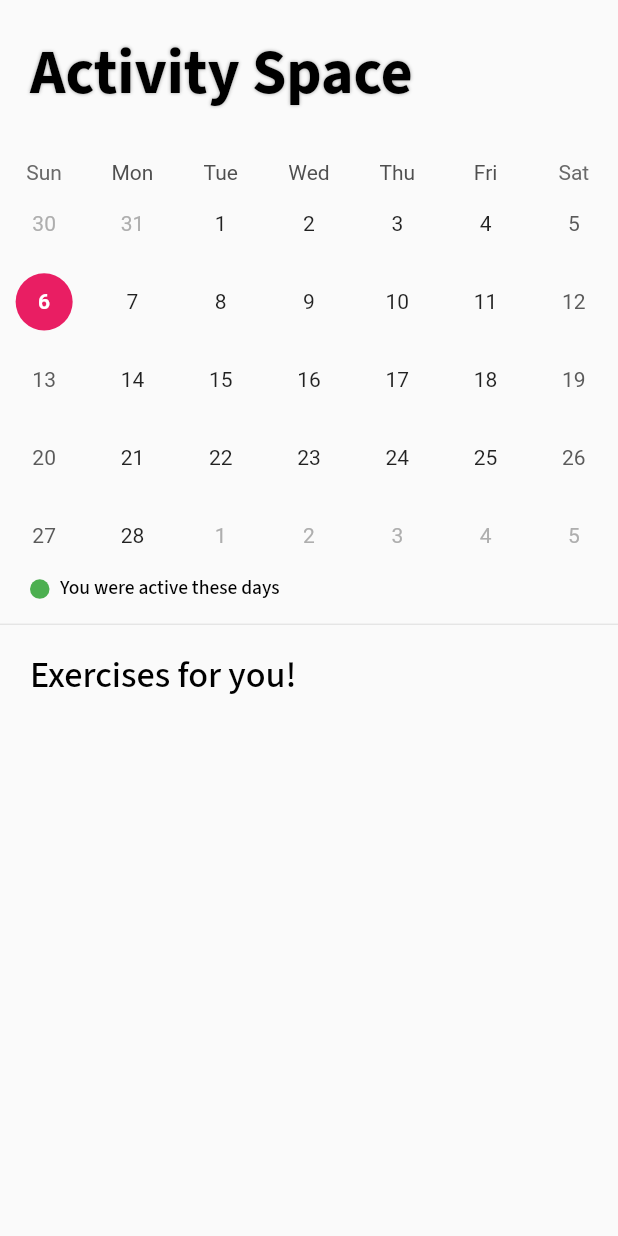
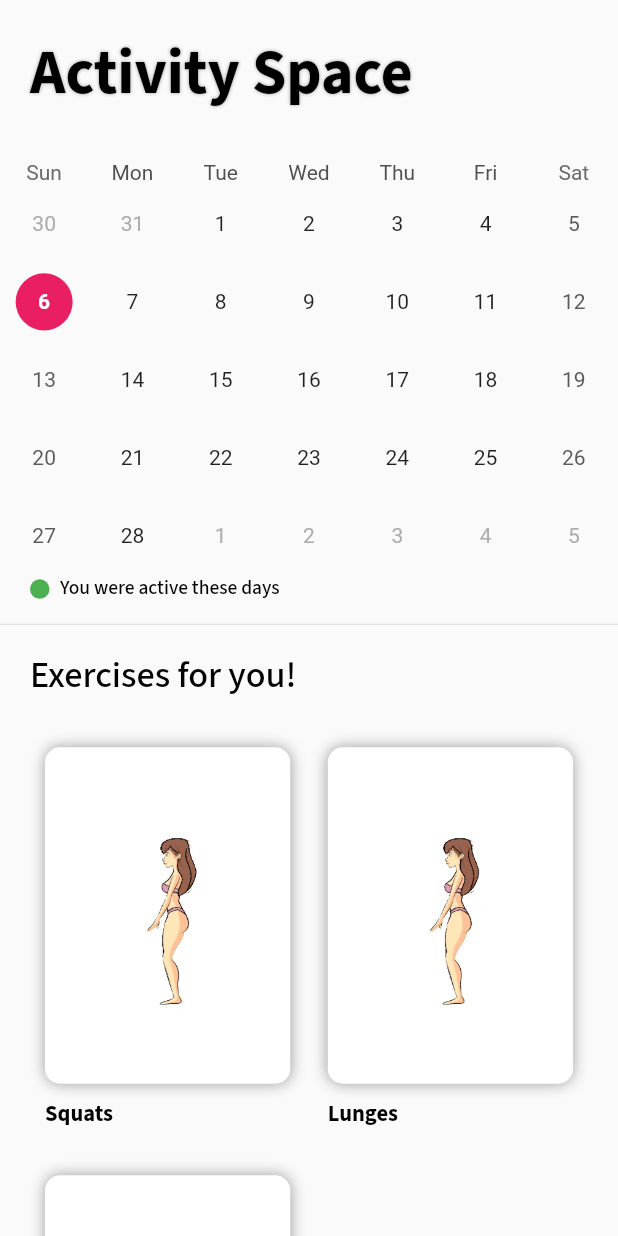
Before and after one commit to Harmanjit14/hackviolet-app, a Flutter app: the Exercise widget shown alone on an empty page, opened directly with empty values, on a phone screen of 412 x 824 dp. Run offline on Flutter 3.47's test engine with Material 2 defaults, Android fonts, the phone set to English and light mode, and no system bars; drawn by our look-alikes of table_calendar; our stand-ins replace cloud_firestore, dot_navigation_bar, firebase_auth, firebase_core, get, google_fonts and 1 more; missing offline and left inert: dialog_flowtter, newsapi, teachable; accounts and stored records are empty.

```diff
--- a/lib/dashboard/exercise/exercise.dart
+++ b/lib/dashboard/exercise/exercise.dart
@@ -1,5 +1,9 @@
 import 'package:baby2body/constants/text.dart';
+import 'package:baby2body/dashboard/exercise/all_exercises/squats.dart';
+import 'package:cloud_firestore/cloud_firestore.dart';
+import 'package:firebase_auth/firebase_auth.dart';
 import 'package:flutter/material.dart';
+import 'package:get/get.dart';
 import 'package:table_calendar/table_calendar.dart';
 
 class Exercise extends StatelessWidget {
@@ -9,7 +13,7 @@ class Exercise extends StatelessWidget {
   Widget build(BuildContext context) {
     Size size = MediaQuery.of(context).size;
     return ListView(
-      shrinkWrap: true,
+      shrinkWrap: false,
       children: [
         Padding(
           padding: const EdgeInsets.all(20),
@@ -36,6 +40,7 @@ class Exercise extends StatelessWidget {
             style: mediumtextsyle(size: size.width / 17),
           ),
         ),
+        ExerciseGrid(),
       ],
     );
   }
@@ -123,29 +128,79 @@ class CalenderBuilder extends StatelessWidget {
 }
 
 class ExerciseGrid extends StatelessWidget {
-  const ExerciseGrid({Key? key}) : super(key: key);
+  ExerciseGrid({Key? key}) : super(key: key);
+
+  final List<String> tags = ['Squats', 'Lunges', 'Push-Ups'];
+  final List<String> video = ['Squats', 'Lunges', 'Push-Ups'];
+  final List<String> assets = [
+    'assets/squats.gif',
+    'assets/lunges.gif',
+    'assets/pushups.gif'
+  ];
 
   @override
   Widget build(BuildContext context) {
     return Padding(
       padding: const EdgeInsets.all(20.0),
-      child: GridView(
+      child: SizedBox(
+        child: GridView.builder(
+            physics: const NeverScrollableScrollPhysics(),
+            shrinkWrap: true,
+            itemCount: 3,
             gridDelegate: const SliverGridDelegateWithFixedCrossAxisCount(
               crossAxisCount: 2,
-            childAspectRatio: 1,
-            mainAxisExtent: 15,
-            crossAxisSpacing: 15),
+              childAspectRatio: 2 / 3,
+              mainAxisSpacing: 10,
+              crossAxisSpacing: 5,
+            ),
+            itemBuilder: (context, index) {
+              return InkWell(
+                  onTap: () async {
+                    if (index == 0) {
+                      FirebaseFirestore.instance
+                          .collection(
+                              FirebaseAuth.instance.currentUser!.uid.toString())
+                          .add({
+                        'day': DateTime.now().day,
+                        'month': DateTime.now().month,
+                      });
+                      Get.to(() => const Squats());
+                    } else {
+                      Get.snackbar(
+                          'Error', 'Currently this service is not available.');
+                    }
+                  },
+                  child: Padding(
+                    padding: const EdgeInsets.all(10),
+                    child: Column(
+                      mainAxisSize: MainAxisSize.min,
+                      crossAxisAlignment: CrossAxisAlignment.start,
                       children: [
-          Container(
-            // child: Image.asset(name),
+                        Expanded(
+                          child: Container(
                             decoration: BoxDecoration(
+                                color: Colors.white,
                                 borderRadius: BorderRadius.circular(10),
-                color: Colors.white,
                                 boxShadow: const [
-                  BoxShadow(blurRadius: 9, color: Colors.grey)
+                                  BoxShadow(
+                                    blurRadius: 8,
+                                    color: Colors.grey,
+                                  )
                                 ]),
+                            child: Image.asset('assets/squats.gif'),
+                          ),
+                        ),
+                        const SizedBox(
+                          height: 10,
+                        ),
+                        Text(
+                          tags[index],
+                          style: boldtextsyle(size: 15),
                         )
                       ],
+                    ),
+                  ));
+            }),
       ),
     );
   }
--- a/lib/main.dart
+++ b/lib/main.dart
@@ -89,7 +89,7 @@ class _AuthListenerState extends State<AuthListener> {
           if (snapshot.data!.isAnonymous) {
             return LoginScreen();
           } else {
-            return Dashboard();
+            return const Dashboard();
           }
         } else {
           return LoginScreen();
--- a/pubspec.yaml
+++ b/pubspec.yaml
@@ -46,6 +46,7 @@ dependencies:
   permission_handler: ^8.3.0
   teachable: ^0.0.2
   table_calendar: ^3.0.3
+  iqplayer: ^0.4.1
 
 dev_dependencies:
   flutter_test:
```
Also changed, not shown: assets/squats.gif (added), pubspec.lock, 7 other files. Lines whose indentation alone changed are shown as unchanged.
